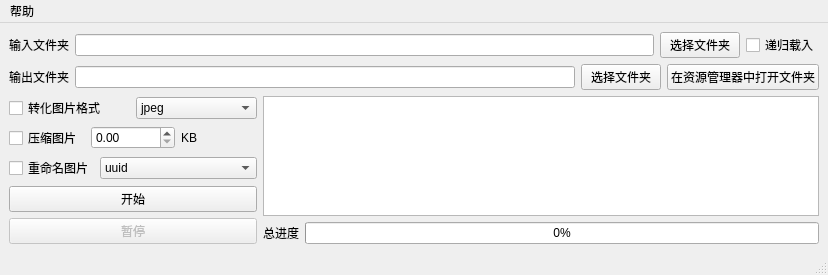
Qt form ui/main_window.ui (NotMings/image-toolbox) before a commit.
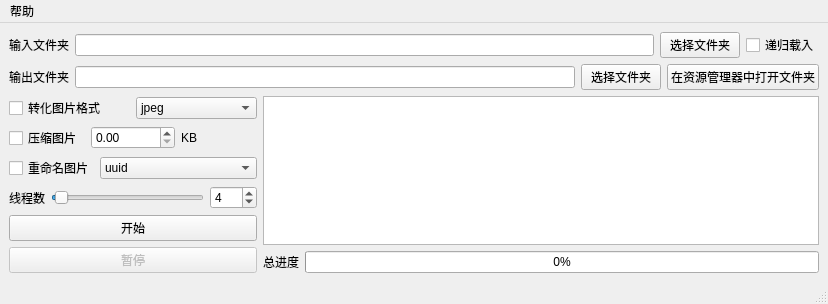
The same form after that commit.

Commit message: 增加多线程功能

```diff
--- a/ui/main_window.ui
+++ b/ui/main_window.ui
@@ -172,6 +172,58 @@
         </item>
        </layout>
       </item>
+      <item>
+       <layout class="QHBoxLayout" name="threadCountHorizontalLayout">
+        <item>
+         <widget class="QLabel" name="threadCountLabel">
+          <property name="text">
+           <string>线程数</string>
+          </property>
+         </widget>
+        </item>
+        <item>
+         <widget class="QSlider" name="threadCountSlider">
+          <property name="toolTip">
+           <string>拖动设置线程数（1-128）</string>
+          </property>
+          <property name="minimum">
+           <number>1</number>
+          </property>
+          <property name="maximum">
+           <number>128</number>
+          </property>
+          <property name="singleStep">
+           <number>1</number>
+          </property>
+          <property name="pageStep">
+           <number>8</number>
+          </property>
+          <property name="value">
+           <number>4</number>
+          </property>
+          <property name="orientation">
+           <enum>Qt::Horizontal</enum>
+          </property>
+         </widget>
+        </item>
+        <item>
+         <widget class="QSpinBox" name="threadCountSpinBox">
+          <property name="toolTip">
+           <string>手动输入线程数（1-128）</string>
+          </property>
+          <property name="minimum">
+           <number>1</number>
+          </property>
+          <property name="maximum">
+           <number>128</number>
+          </property>
+          <property name="value">
+           <number>4</number>
+          </property>
+         </widget>
+        </item>
+       </layout>
+      </item>
       <item>
        <widget class="QPushButton" name="startProcessingPushButton">
         <property name="text">
```
The commit also changes 5 other files.
